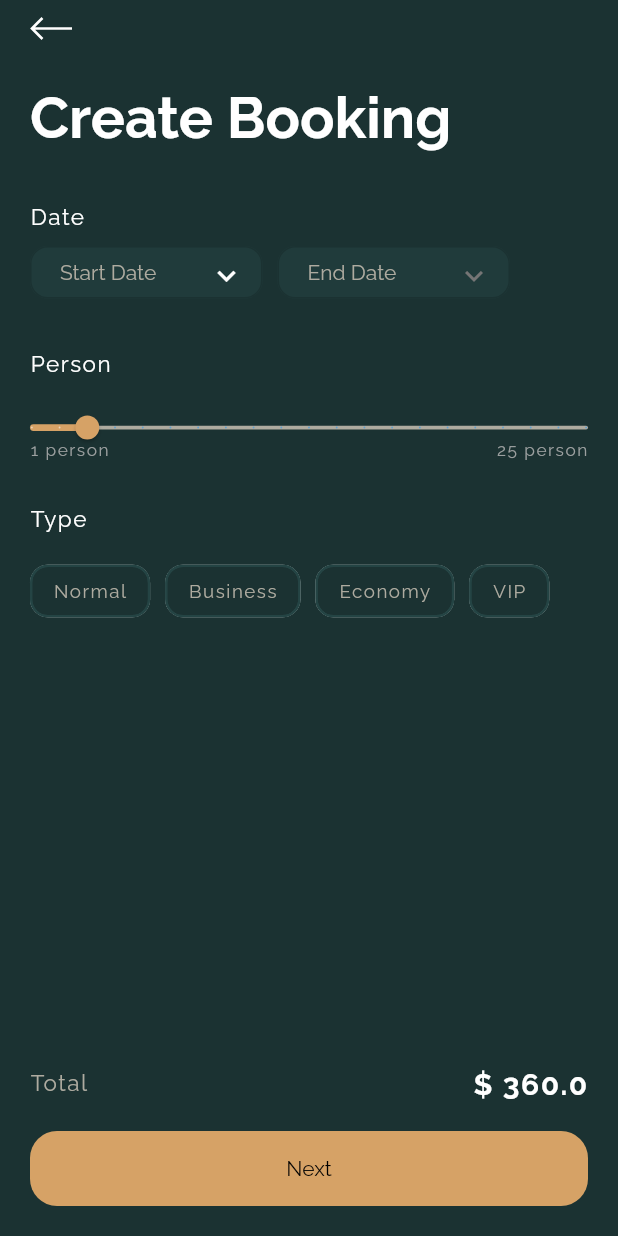
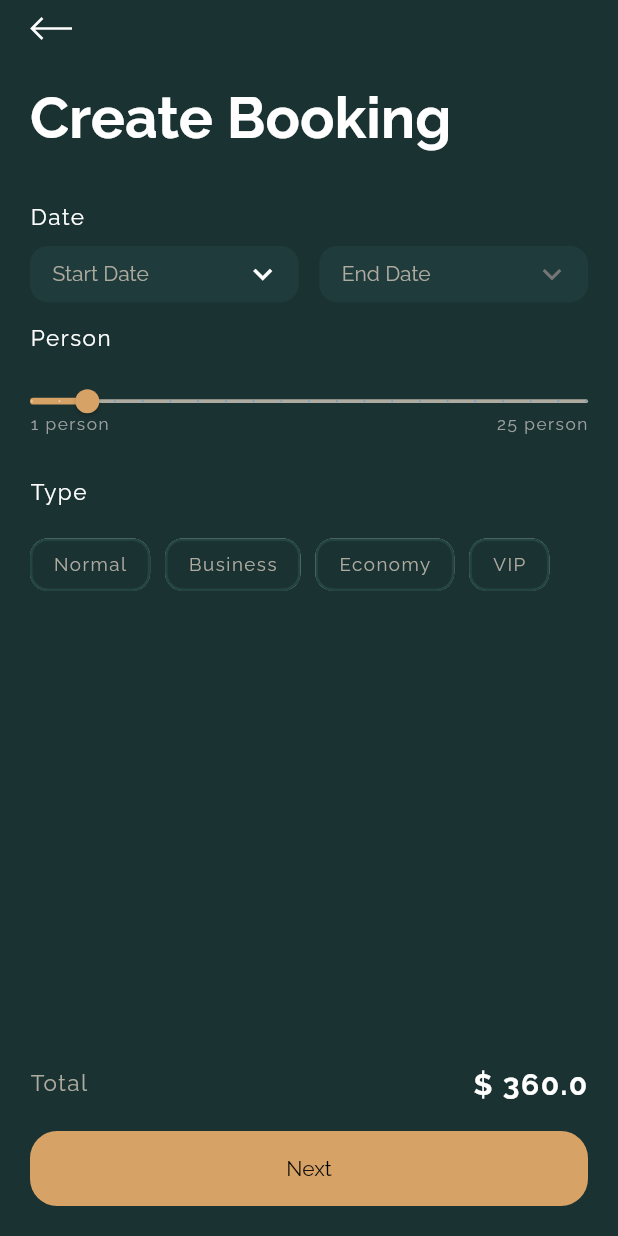
Before and after one commit to dexbytes-flutter/ui, a Flutter app: the CreateBookingScreen widget shown alone on an empty page, opened directly, on a phone screen of 412 x 824 dp. Run offline on Flutter 3.47's test engine with Material 2 defaults, Android fonts, the phone set to English and light mode, and no system bars; our stand-ins replace cached_network_image, carousel_slider, connectivity, country_code_picker, dropdown_button2, equatable and 14 more; missing offline and left inert: flutter_app_badger; accounts and stored records are empty; network calls fail; project files that could hold a hidden picture were left out.

Commit message:
date drop down created

```diff
--- a/lib/main.dart
+++ b/lib/main.dart
@@ -302,7 +302,7 @@ class _MyAppState extends State<MyAppFlutterMain> {
 
     //If profile set done by user
     // if (widget.isOneTimeProfileSetUpDone) {
-    return const SignInScreen();
+    return const CreateBookingScreen();
     //SignInPage();
     // }
     //If set up not done by user than redirect to selected screen
--- a/lib/src/pages/create_booking_screen.dart
+++ b/lib/src/pages/create_booking_screen.dart
@@ -1,6 +1,7 @@
 import 'package:base_flutter_app/src/all_file_import/app_utils_files_link.dart';
 import 'package:base_flutter_app/src/all_file_import/app_values_files_link.dart';
 import 'package:base_flutter_app/src/all_file_import/app_widget_files_link.dart';
+import 'package:base_flutter_app/src/image_res/iconApp.dart';
 import 'package:base_flutter_app/src/model/create_booking_type_model.dart';
 import 'package:base_flutter_app/src/model/filter_choice_chip_model.dart';
 import 'package:base_flutter_app/src/pages/dashboard_screen.dart';
@@ -8,6 +9,7 @@ import 'package:base_flutter_app/src/pages/select_payment_screen.dart';
 import 'package:base_flutter_app/src/widgets/common_choice_chip_widget.dart';
 import 'package:base_flutter_app/src/widgets/date_picker_widget.dart';
 import 'package:flutter/material.dart';
+import 'package:intl/intl.dart';
 import 'package:syncfusion_flutter_sliders/sliders.dart';
 
 import '../widgets/appbar/common_app_bar.dart';
@@ -19,14 +21,14 @@ class CreateBookingScreen extends StatefulWidget {
   final String? placeName;
   final String? placeSubTitle;
   final String? bookingDate;
-  const CreateBookingScreen({
-    Key? key,
+  const CreateBookingScreen(
+      {Key? key,
       this.detailImageUrl,
       this.placeFlag,
       this.placeName,
       this.placeSubTitle,
-    this.bookingDate
-  }) : super(key: key);
+      this.bookingDate})
+      : super(key: key);
 
   @override
   State<CreateBookingScreen> createState() => _CreateBookingScreenState();
@@ -35,12 +37,14 @@ class CreateBookingScreen extends StatefulWidget {
 class _CreateBookingScreenState extends State<CreateBookingScreen> {
 
   bool isStartDateSelected = false;
-  DateTime? newDate;
-
+  late TextEditingController startDate;
+  late TextEditingController endDate;
+  DateTime? endPickedDate;
+  DateTime? startPickedDate;
   @override
   void initState() {
-    controllers['startDateController'] = TextEditingController();
-    controllers['endDateController'] = TextEditingController();
+    startDate = TextEditingController();
+    endDate = TextEditingController();
     super.initState();
   }
 
@@ -48,84 +52,152 @@ class _CreateBookingScreenState extends State<CreateBookingScreen> {
   void dispose() {
     // TODO: implement dispose
     super.dispose();
-    controllers['startDateController']?.dispose();
-    controllers['endDateController']?.dispose();
   }
+
   int _value = 3;
-
-  Map<String, TextEditingController> controllers = {
-    'startDateController': new TextEditingController(),
-    'endDateController': new TextEditingController(),
-  };
-
-  Map<String, FocusNode> focusNodes = {
-    'startDateController': new FocusNode(),
-    'endDateController': new FocusNode(),
-  };
-
-  Map<String, String> errorMessages = {
-    'startDateController': "",
-    'endDateController': "",
-  };
 
   @override
   Widget build(BuildContext context) {
+    AppDimens appDimens = AppDimens();
+    appDimens.appDimensFind(context: context);
 
     // Date drop down view
     dateDropDown() {
       return Row(
-        mainAxisAlignment: MainAxisAlignment.start,
+        mainAxisAlignment: MainAxisAlignment.spaceBetween,
+        crossAxisAlignment: CrossAxisAlignment.start,
         children: [
           Container(
-              width: 155,
-              child: DatePickerWidget(
-                controllerT: controllers['startDateController'],
-                focusNode: focusNodes['startDateController'],
-                errorMessages: errorMessages['startDateController']?.toString()??'',
+            width: appDimens.widthFullScreen() / 2.3,
+            height: appDimens.heightFullScreen()/22,
+            decoration: BoxDecoration(
+                color: appColors.appBgColor2.withOpacity(0.50),
+                borderRadius: BorderRadius.circular(12)),
+            child: TextFormField(
+              controller: startDate,
+              style: appStyles.commonTitleStyle(fontWeight: FontWeight.w500,fontSize: 14,
+                  texColor: appColors.white ),
+              decoration: InputDecoration(
+                  contentPadding: EdgeInsets.all(5).copyWith(left: 15,),
+                  border: InputBorder.none,
                   hintText: appString.trans(context, appString.startDateText),
-                isStartDateSelected: true,
-                selectedValue: (value) {
-                  print("value $value");
-                    if(controllers['startDateController']!.text != ""){
+                  hintStyle: appStyles.commonTitleStyle(fontSize: 14,texColor: appColors.textColor,fontWeight: FontWeight.w400),
+                  suffixIcon: Icon(
+                    Icons.keyboard_arrow_down,
+                    size: 25,
+                    color: appColors.white,
+                  )),
+              readOnly: true,
+              validator: (startDate) {
+                if (startDate == null || startDate.isEmpty) {
+                  return "Please Input Start Date";
+                } else
+                  return null;
+              },
+              onTap: () async {
+                startPickedDate = await showDatePicker(
+                    builder: (context ,child ) {
+                      return Theme(
+                          child: child!,
+                          data: ThemeData().copyWith(
+                              colorScheme: ColorScheme.dark(
+                                  primary: appColors.appBgColorJungleGreen,
+                                  onSurface: appColors.black,
+                                  onPrimary: appColors.white,
+                                  surface: appColors.appBgColorJungleGreen,
+                                  brightness: Brightness.light
+                              ),
+                              dialogBackgroundColor: appColors.white
+                          )
+                      );
+                    },
+                    context: context,
+                    initialDate: DateTime.now(),
+                    firstDate: DateTime.now(),
+                    lastDate: DateTime(2100));
+                if (startPickedDate != null) {
+                  String formattedDate =
+                      DateFormat('dd-MM-yyyy').format(startPickedDate!);
                   setState(() {
-                        isStartDateSelected = true;
-                        controllers['endDateController'] = controllers['startDateController']!;
-                        // endDate = value;
-                      });
-                    } else{
-                      setState(() {
-                        isStartDateSelected = false;
-                        controllers['startDateController']!.clear();
-                        // endDate = value;
+                    startDate.text = formattedDate; //set output date to TextField value.
+                    endDate.text = formattedDate;
                   });
                 }
-
-                  // print("value $startDate");
               },
-              )),
+            ),
+          ),
           SizedBox(
             width: 10,
           ),
           Container(
-              width: 155,
-              child: DatePickerWidget(
-                controllerT: controllers['endDateController'],
-                focusNode: focusNodes['endDateController'],
-                errorMessages: errorMessages['endDateController']?.toString()??'',
+            width: appDimens.widthFullScreen() / 2.3,
+            height: appDimens.heightFullScreen()/22,
+            decoration: BoxDecoration(
+                color: appColors.appBgColor2.withOpacity(0.50),
+                borderRadius: BorderRadius.circular(12)),
+            child: TextFormField(
+              style: appStyles.commonTitleStyle(fontWeight: FontWeight.w500,fontSize: 14,
+                  texColor: appColors.white ),
+              decoration: InputDecoration(
+                  contentPadding: EdgeInsets.all(5).copyWith(left: 15,),
+                  border: InputBorder.none,
                   hintText: appString.trans(context, appString.endDateText),
-                isStartDateSelected: isStartDateSelected,
-                selectedValue: (value) {
-                if(controllers['endDateController']!.text == ""){
+                  hintStyle: appStyles.commonTitleStyle(fontSize: 14,texColor: appColors.textColor,fontWeight: FontWeight.w400),
+                  suffixIcon: Icon(
+                    Icons.keyboard_arrow_down,
+                    size: 25,
+                    color: startPickedDate == null? appColors.iconColorGrey : appColors.white,
+                  )),
+              controller: endDate,
+              readOnly: true,
+              validator: (endDate) {
+                if (endDate == null || endDate.isEmpty) {
+                  return "Please Input End Date";
+                } else {
+                  return null;
+                }
+              },
+              onTap: () async {
+                if (startDate.text.isNotEmpty) {
+                  String dateTime = startDate.text;
+                  DateFormat inputFormat = DateFormat('dd-MM-yyyy');
+                  DateTime input = inputFormat.parse(dateTime);
+
+                  endPickedDate = await showDatePicker(
+                    builder: (context ,child ) {
+                      return Theme(
+                          child: child!,
+                          data: ThemeData().copyWith(
+                              colorScheme: ColorScheme.dark(
+                                  primary: appColors.appBgColorJungleGreen,
+                                  onSurface: appColors.black,
+                                  onPrimary: appColors.white,
+                                  surface: appColors.appBgColorJungleGreen,
+                                  brightness: Brightness.light
+                              ),
+                              dialogBackgroundColor: appColors.white
+                          )
+                      );
+                    },
+                    context: context,
+                    initialDate: input.add(const Duration(days: 1)),
+                    firstDate: input.add(const Duration(days: 1)),
+                    lastDate: DateTime(2100),
+                  );
+                  if (endPickedDate != null) {
+                    String formattedDate =
+                        DateFormat('dd-MM-yyyy').format(endPickedDate!);
                     setState(() {
+                      endDate.text = formattedDate;
                     });
-                } else{
-
                   }
-                print("value $value");
-
-                  // print("value $endDate");
+                } else {
+                  ScaffoldMessenger.of(context).showSnackBar(
+                      SnackBar(content: Text('You need to select Start Date')));
+                }
               },
-              )),
+            ),
+          ),
         ],
       );
     }
@@ -144,7 +216,7 @@ class _CreateBookingScreenState extends State<CreateBookingScreen> {
             min: 1,
             value: _value.toDouble(),
             divisions: 20,
-            onValueChangeCallback: (value){
+            onValueChangeCallback: (value) {
               setState(() {
                 _value = value.round();
               });
@@ -155,19 +227,17 @@ class _CreateBookingScreenState extends State<CreateBookingScreen> {
             crossAxisAlignment: CrossAxisAlignment.start,
             children: [
               Text("1 ${appString.trans(context, appString.personLabelText)}",
-                  style:appStyles.commonSubTitleTextStyle(
-                    fontSize: 11.5 ,
+                  style: appStyles.commonSubTitleTextStyle(
+                    fontSize: 11.5,
                     fontWeight: FontWeight.w500,
-                    texColor:appColors.grey.withOpacity(0.80),
-                  )
-              ),
+                    texColor: appColors.grey.withOpacity(0.80),
+                  )),
               Text("25 ${appString.trans(context, appString.personLabelText)}",
-                  style:appStyles.commonSubTitleTextStyle(
-                    fontSize: 11.5 ,
+                  style: appStyles.commonSubTitleTextStyle(
+                    fontSize: 11.5,
                     fontWeight: FontWeight.w500,
-                    texColor:appColors.grey.withOpacity(0.80),
-                  )
-              )
+                    texColor: appColors.grey.withOpacity(0.80),
+                  ))
             ],
           ),
         ],
@@ -175,7 +245,7 @@ class _CreateBookingScreenState extends State<CreateBookingScreen> {
     }
 
     // Type view
-      typeView(){
+    typeView() {
       return Wrap(
         spacing: 10.0,
         runSpacing: -5,
@@ -189,7 +259,7 @@ class _CreateBookingScreenState extends State<CreateBookingScreen> {
     }
 
     // Total text
-      totalAmountView(){
+    totalAmountView() {
       return Row(
         mainAxisAlignment: MainAxisAlignment.spaceBetween,
         children: [
@@ -204,8 +274,8 @@ class _CreateBookingScreenState extends State<CreateBookingScreen> {
             "\$ 360.0",
             style: appStyles.commonSubTitleTextStyle(
                 fontSize: 20,
-                fontWeight: FontWeight.w600, texColor: appColors.white
-              ),
+                fontWeight: FontWeight.w600,
+                texColor: appColors.white),
           ),
         ],
       );
@@ -222,13 +292,12 @@ class _CreateBookingScreenState extends State<CreateBookingScreen> {
         isHideRightIcon: true,
       ),
       containChild: Padding(
-          padding: const EdgeInsets.only(left: 20,right: 20),
+        padding: const EdgeInsets.only(left: 20, right: 20),
         child: Column(
           crossAxisAlignment: CrossAxisAlignment.start,
           children: [
             Text(appString.trans(context, appString.createBookingTitleText),
-                  textAlign: TextAlign.left,
-                  style: appStyles.commonTitleStyle()),
+                textAlign: TextAlign.left, style: appStyles.commonTitleStyle()),
             SizedBox(
               height: 35,
             ),
@@ -271,22 +340,26 @@ class _CreateBookingScreenState extends State<CreateBookingScreen> {
               height: 15,
             ),
             typeView(),
-              SizedBox(height: 50,),
+            SizedBox(
+              height: 50,
+            ),
           ],
         ),
       ),
       bottomMenuView: Align(
           alignment: Alignment.bottomCenter,
           child: Container(
-            height: appDimens.heightFullScreen()/5,
+            height: appDimens.heightFullScreen() / 5,
             width: appDimens.widthFullScreen(),
             color: appColors.appBgColorJungleGreen,
-            padding: const EdgeInsets.only(bottom: 20,left: 20,right: 20),
+            padding: const EdgeInsets.only(bottom: 20, left: 20, right: 20),
             child: Column(
               mainAxisAlignment: MainAxisAlignment.end,
               children: [
                 totalAmountView(),
-                SizedBox(height: 20,),
+                SizedBox(
+                  height: 20,
+                ),
                 // Next button
                 CommonButton(
                   buttonName: appString.trans(context, appString.nextSmall),
@@ -297,7 +370,8 @@ class _CreateBookingScreenState extends State<CreateBookingScreen> {
                   backCallback: () {
                     Navigator.push(
                       context,
-                      SlideRightRoute(widget: SelectPaymentScreen(
+                      SlideRightRoute(
+                          widget: SelectPaymentScreen(
                         detailImageUrl: widget.detailImageUrl,
                         placeName: widget.placeName,
                         placeFlag: widget.placeFlag,
@@ -309,8 +383,7 @@ class _CreateBookingScreenState extends State<CreateBookingScreen> {
                 ),
               ],
             ),
-          )
-      ),
+          )),
     );
   }
 }
```
Lines whose indentation alone changed are shown as unchanged.
